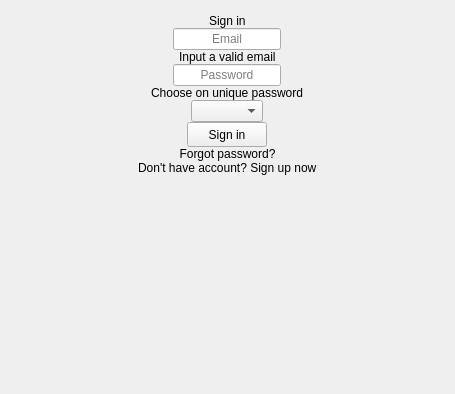
First picture: the form in ui/desktop/SignInScreen.ui, repository demlabs-cellframe/dap-ui-sdk, before the edit.
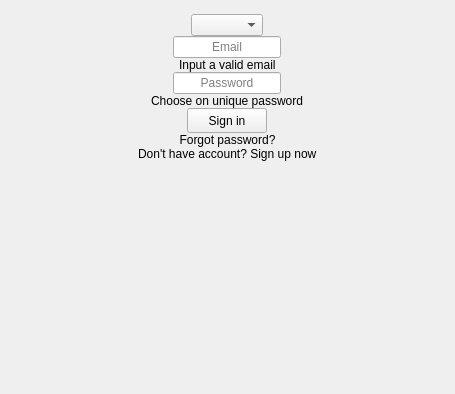
Second picture: the form after the edit. Custom widgets are drawn as their Qt base class.

What changed in the file:
```diff
--- a/ui/desktop/SignInScreen.ui
+++ b/ui/desktop/SignInScreen.ui
@@ -40,9 +40,15 @@
     </widget>
    </item>
    <item alignment="Qt::AlignHCenter">
-    <widget class="QLabel" name="lbCaption">
-     <property name="text">
-      <string>Sign in</string>
+    <widget class="ComboBox" name="cbbServer">
+     <property name="sizePolicy">
+      <sizepolicy hsizetype="Fixed" vsizetype="Fixed">
+       <horstretch>0</horstretch>
+       <verstretch>0</verstretch>
+      </sizepolicy>
+     </property>
+     <property name="caption" stdset="0">
+      <string>Choose server</string>
      </property>
     </widget>
    </item>
@@ -110,19 +116,6 @@
      </property>
     </widget>
    </item>
-   <item alignment="Qt::AlignHCenter">
-    <widget class="ComboBox" name="cbbServer">
-     <property name="sizePolicy">
-      <sizepolicy hsizetype="Fixed" vsizetype="Fixed">
-       <horstretch>0</horstretch>
-       <verstretch>0</verstretch>
-      </sizepolicy>
-     </property>
-     <property name="caption" stdset="0">
-      <string>&quot;Chose server&quot;</string>
-     </property>
-    </widget>
-   </item>
    <item>
     <widget class="QWidget" name="wgtButtonTop" native="true"/>
    </item>
```
Left out of the diff: 12 changed lines with no effect on the pictures.
